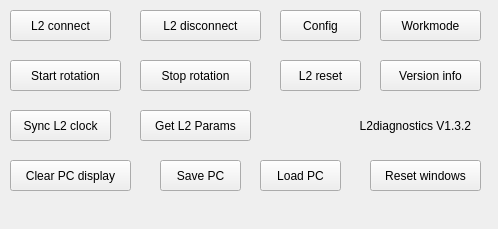
Old version of the form forms/ControlsDock.ui in the repository markgol/L2diagnostic.
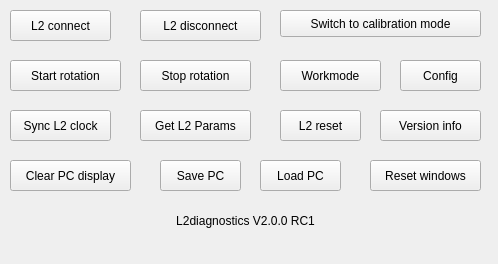
New version of the form.

```diff
--- a/forms/ControlsDock.ui
+++ b/forms/ControlsDock.ui
@@ -7,7 +7,7 @@
     <x>0</x>
     <y>0</y>
     <width>498</width>
-    <height>229</height>
+    <height>264</height>
    </rect>
   </property>
   <property name="windowTitle">
@@ -31,7 +31,7 @@
     <property name="geometry">
      <rect>
       <x>380</x>
-      <y>60</y>
+      <y>110</y>
       <width>101</width>
       <height>31</height>
      </rect>
@@ -43,8 +43,8 @@
    <widget class="QPushButton" name="btnConfig">
     <property name="geometry">
      <rect>
-      <x>280</x>
-      <y>10</y>
+      <x>400</x>
+      <y>60</y>
       <width>81</width>
       <height>31</height>
      </rect>
@@ -83,7 +83,7 @@
     <property name="geometry">
      <rect>
       <x>280</x>
-      <y>60</y>
+      <y>110</y>
       <width>81</width>
       <height>31</height>
      </rect>
@@ -121,8 +121,8 @@
    <widget class="QPushButton" name="btnWorkmode">
     <property name="geometry">
      <rect>
-      <x>380</x>
-      <y>10</y>
+      <x>280</x>
+      <y>60</y>
       <width>101</width>
       <height>31</height>
      </rect>
@@ -199,17 +199,30 @@
    <widget class="QLabel" name="label">
     <property name="geometry">
      <rect>
-      <x>280</x>
-      <y>110</y>
+      <x>150</x>
+      <y>210</y>
       <width>191</width>
-      <height>31</height>
+      <height>21</height>
      </rect>
     </property>
     <property name="text">
-     <string>L2diagnostics V1.3.2</string>
+     <string>L2diagnostics V2.0.0 RC1</string>
     </property>
     <property name="alignment">
-     <set>Qt::AlignmentFlag::AlignRight|Qt::AlignmentFlag::AlignTrailing|Qt::AlignmentFlag::AlignVCenter</set>
+     <set>Qt::AlignmentFlag::AlignCenter</set>
+    </property>
+   </widget>
+   <widget class="QPushButton" name="btnCalibrate">
+    <property name="geometry">
+     <rect>
+      <x>280</x>
+      <y>10</y>
+      <width>201</width>
+      <height>27</height>
+     </rect>
+    </property>
+    <property name="text">
+     <string>Switch to calibration mode</string>
     </property>
    </widget>
   </widget>
```
